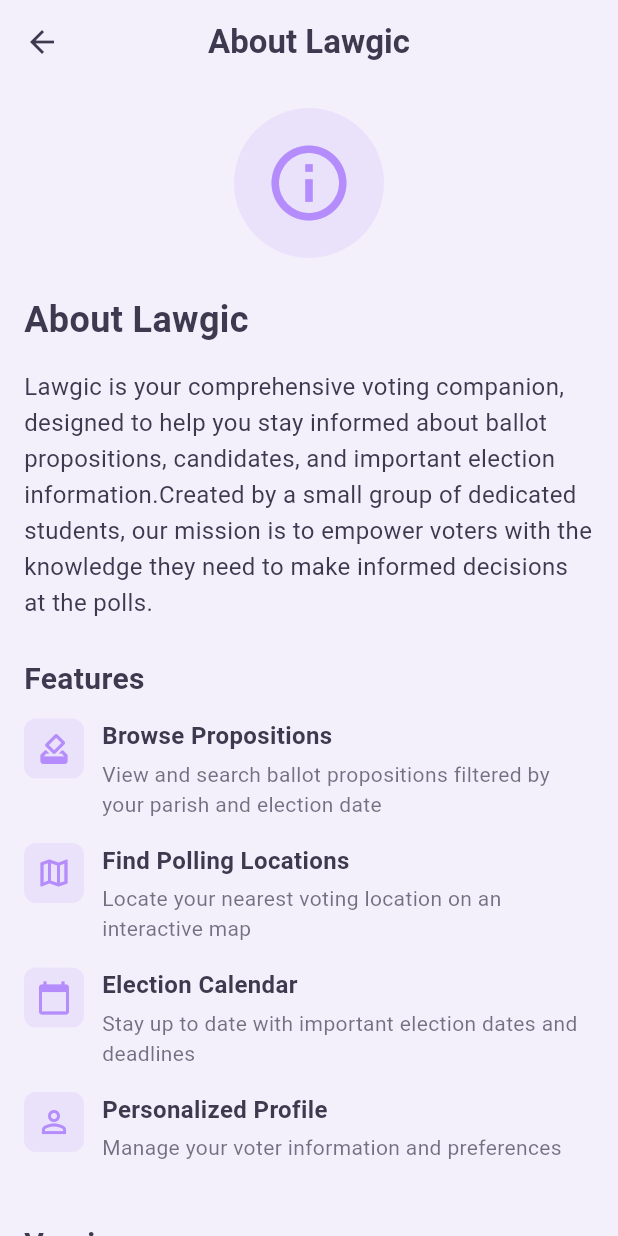
After one commit to ashtyn-roberts/Lawgic, a Flutter app: the AboutTab screen opened directly, on a phone screen of 412 x 824 dp. The commit adds this screen. Run offline on Flutter 3.47's test engine with Material 3 defaults, Android fonts, the phone set to English and light mode, and no system bars; our stand-ins replace cloud_firestore, firebase_auth, firebase_core, firebase_storage, geolocator, google_maps_flutter and 2 more; accounts and stored records are empty.

Commit message:
created about page for the menu sidebar on home, map, and profile pages

```diff
--- /dev/null
+++ b/lib/screens/about_tab.dart
@@ -0,0 +1,183 @@
+import 'package:flutter/material.dart';
+
+class AboutTab extends StatelessWidget {
+  const AboutTab({super.key});
+
+  Color get primaryLavender => const Color(0xFFF4F0FB);
+  Color get textDark => const Color(0xFF3D3A50);
+  Color get accentPurple => const Color(0xFFB48CFB);
+
+  @override
+  Widget build(BuildContext context) {
+    return Scaffold(
+      backgroundColor: primaryLavender,
+      appBar: AppBar(
+        backgroundColor: primaryLavender,
+        elevation: 0,
+        centerTitle: true,
+        title: Text(
+          'About Lawgic',
+          style: TextStyle(
+            color: textDark,
+            fontSize: 22,
+            fontWeight: FontWeight.w600,
+          ),
+        ),
+        leading: IconButton(
+          icon: Icon(Icons.arrow_back, color: textDark),
+          onPressed: () => Navigator.pop(context),
+        ),
+      ),
+      body: SingleChildScrollView(
+        padding: const EdgeInsets.all(16.0),
+        child: Column(
+          crossAxisAlignment: CrossAxisAlignment.start,
+          children: [
+            Center(
+              child: Container(
+                padding: const EdgeInsets.all(20),
+                decoration: BoxDecoration(
+                  color: accentPurple.withOpacity(0.15),
+                  shape: BoxShape.circle,
+                ),
+                child: Icon(
+                  Icons.info_outline,
+                  size: 60,
+                  color: accentPurple,
+                ),
+              ),
+            ),
+            const SizedBox(height: 24),
+            Text(
+              'About Lawgic',
+              style: TextStyle(
+                color: textDark,
+                fontSize: 24,
+                fontWeight: FontWeight.bold,
+              ),
+            ),
+            const SizedBox(height: 16),
+            Text(
+              'Lawgic is your comprehensive voting companion, designed to help you stay informed about ballot propositions, candidates, and important election information.'
+              'Created by a small group of dedicated students, our mission is to empower voters with the knowledge they need to make informed decisions at the polls.',
+              style: TextStyle(
+                color: textDark,
+                fontSize: 16,
+                height: 1.5,
+              ),
+            ),
+            const SizedBox(height: 24),
+            Text(
+              'Features',
+              style: TextStyle(
+                color: textDark,
+                fontSize: 20,
+                fontWeight: FontWeight.bold,
+              ),
+            ),
+            const SizedBox(height: 12),
+            _buildFeatureItem(
+              Icons.how_to_vote,
+              'Browse Propositions',
+              'View and search ballot propositions filtered by your parish and election date',
+            ),
+            _buildFeatureItem(
+              Icons.map_outlined,
+              'Find Polling Locations',
+              'Locate your nearest voting location on an interactive map',
+            ),
+            _buildFeatureItem(
+              Icons.calendar_today,
+              'Election Calendar',
+              'Stay up to date with important election dates and deadlines',
+            ),
+            _buildFeatureItem(
+              Icons.person_outline,
+              'Personalized Profile',
+              'Manage your voter information and preferences',
+            ),
+            const SizedBox(height: 24),
+            Text(
+              'Version',
+              style: TextStyle(
+                color: textDark,
+                fontSize: 20,
+                fontWeight: FontWeight.bold,
+              ),
+            ),
+            const SizedBox(height: 8),
+            Text(
+              '1.0.0',
+              style: TextStyle(
+                color: textDark.withOpacity(0.7),
+                fontSize: 16,
+              ),
+            ),
+            const SizedBox(height: 24),
+            Text(
+              'Contact',
+              style: TextStyle(
+                color: textDark,
+                fontSize: 20,
+                fontWeight: FontWeight.bold,
+              ),
+            ),
+            const SizedBox(height: 8),
+            Text(
+              'For support or feedback, please contact us at support@lawgic.com',
+              style: TextStyle(
+                color: textDark.withOpacity(0.7),
+                fontSize: 16,
+                height: 1.5,
+              ),
+            ),
+          ],
+        ),
+      ),
+    );
+  }
+
+  Widget _buildFeatureItem(IconData icon, String title, String description) {
+    return Padding(
+      padding: const EdgeInsets.only(bottom: 16),
+      child: Row(
+        crossAxisAlignment: CrossAxisAlignment.start,
+        children: [
+          Container(
+            padding: const EdgeInsets.all(8),
+            decoration: BoxDecoration(
+              color: accentPurple.withOpacity(0.15),
+              borderRadius: BorderRadius.circular(8),
+            ),
+            child: Icon(icon, color: accentPurple, size: 24),
+          ),
+          const SizedBox(width: 12),
+          Expanded(
+            child: Column(
+              crossAxisAlignment: CrossAxisAlignment.start,
+              children: [
+                Text(
+                  title,
+                  style: TextStyle(
+                    color: textDark,
+                    fontSize: 16,
+                    fontWeight: FontWeight.w600,
+                  ),
+                ),
+                const SizedBox(height: 4),
+                Text(
+                  description,
+                  style: TextStyle(
+                    color: textDark.withOpacity(0.7),
+                    fontSize: 14,
+                    height: 1.4,
+                  ),
+                ),
+              ],
+            ),
+          ),
+        ],
+      ),
+    );
+  }
+}
--- a/lib/screens/home_tab.dart
+++ b/lib/screens/home_tab.dart
@@ -3,6 +3,7 @@ import 'package:firebase_auth/firebase_auth.dart';
 import 'package:cloud_firestore/cloud_firestore.dart';
 import '../screens/profile_tab.dart';
 import 'proposition_detail_screen.dart';
+import 'about_tab.dart';
 
 class HomeTab extends StatefulWidget {
   const HomeTab({super.key});
@@ -567,7 +568,14 @@ class _HomeTabState extends State<HomeTab> {
     return ListTile(
       leading: Icon(icon, color: textDark),
       title: Text(title, style: TextStyle(color: textDark)),
-      onTap: () {},
+      onTap: () {
+        if (title == 'About') {
+          Navigator.push(
+            context,
+            MaterialPageRoute(builder: (context) => const AboutTab()),
+          );
+        }
+      },
     );
   }
 }
--- a/lib/screens/map_tab.dart
+++ b/lib/screens/map_tab.dart
@@ -3,6 +3,7 @@ import 'package:google_maps_flutter/google_maps_flutter.dart';
 import 'package:geolocator/geolocator.dart';
 import 'package:firebase_auth/firebase_auth.dart';
 import 'package:cloud_firestore/cloud_firestore.dart';
+import 'about_tab.dart';
 
 class MapTab extends StatefulWidget {
   const MapTab({super.key});
@@ -402,7 +403,14 @@ class _MapTabState extends State<MapTab> {
     return ListTile(
       leading: Icon(icon, color: textDark),
       title: Text(title, style: TextStyle(color: textDark)),
-      onTap: () {},
+      onTap: () {
+        if (title == 'About') {
+          Navigator.push(
+            context,
+            MaterialPageRoute(builder: (context) => const AboutTab()),
+          );
+        }
+      },
     );
   }
 
--- a/lib/screens/profile_tab.dart
+++ b/lib/screens/profile_tab.dart
@@ -3,6 +3,7 @@ import 'package:firebase_auth/firebase_auth.dart';
 import 'package:flutter/material.dart';
 import 'package:lawgic/screens/auth_gate.dart';
 import 'package:lawgic/screens/editprofile_screen.dart';
+import 'about_tab.dart';
 
 // Profile Tab Screen
 class ProfileTab extends StatefulWidget {
@@ -412,7 +413,14 @@ Widget build(BuildContext context) {
     return ListTile(
       leading: Icon(icon, color: textDark),
       title: Text(title, style: TextStyle(color: textDark)),
-      onTap: () {},
+      onTap: () {
+        if (title == 'About') {
+          Navigator.push(
+            context,
+            MaterialPageRoute(builder: (context) => const AboutTab()),
+          );
+        }
+      },
     );
   }
 }
```
